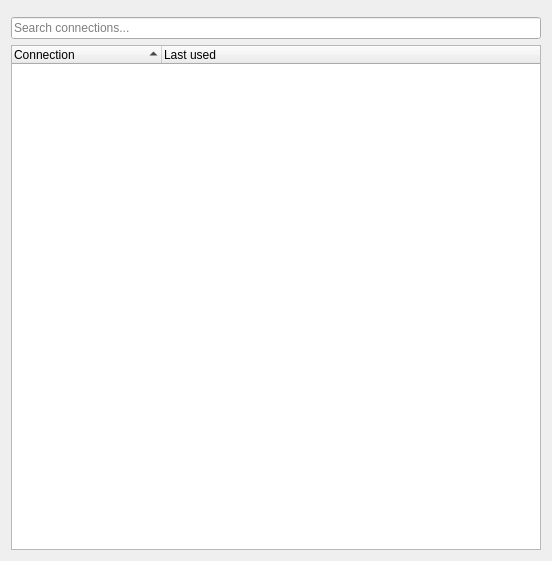
The window that editor/ui/connectioneditor.ui (KDE/plasma-nm) describes before a commit, drawn with Qt 5.
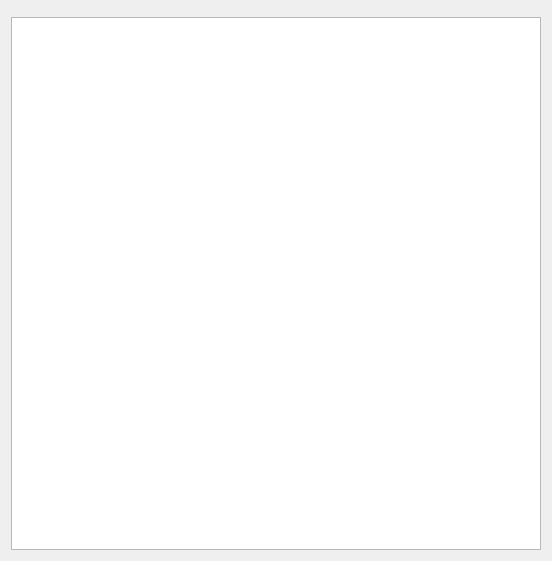
The same window after the commit. Custom widgets are drawn as their Qt base class.

Diff of the .ui file:
```diff
--- a/editor/ui/connectioneditor.ui
+++ b/editor/ui/connectioneditor.ui
@@ -23,31 +23,32 @@
    <item>
     <widget class="KMessageWidget" name="messageWidget" native="true"/>
    </item>
-   <item>
+<!--   <item>
     <widget class="KTreeWidgetSearchLine" name="ktreewidgetsearchline">
      <property name="placeholderText">
       <string>Search connections...</string>
      </property>
     </widget>
-   </item>
+   </item>-->
    <item>
-    <widget class="QTreeWidget" name="connectionsWidget">
+    <widget class="QTreeView" name="connectionsWidget">
      <property name="sizePolicy">
       <sizepolicy hsizetype="Expanding" vsizetype="Expanding">
        <horstretch>0</horstretch>
        <verstretch>0</verstretch>
       </sizepolicy>
      </property>
+     <property name="styleSheet">
+      <string notr="true">QTreeView::item {
+      </string>
+     </property>
      <property name="editTriggers">
       <set>QAbstractItemView::NoEditTriggers</set>
      </property>
      <property name="alternatingRowColors">
       <bool>true</bool>
      </property>
-     <property name="indentation">
-      <number>15</number>
-     </property>
-     <property name="uniformRowHeights">
+     <property name="rootIsDecorated">
       <bool>false</bool>
      </property>
      <property name="sortingEnabled">
@@ -56,43 +57,6 @@
      <property name="animated">
       <bool>true</bool>
      </property>
-     <property name="wordWrap">
-      <bool>false</bool>
-     </property>
-     <property name="headerHidden">
-      <bool>false</bool>
-     </property>
-     <attribute name="headerVisible">
-      <bool>true</bool>
-     </attribute>
-     <attribute name="headerCascadingSectionResizes">
-      <bool>false</bool>
-     </attribute>
-     <attribute name="headerDefaultSectionSize">
-      <number>150</number>
-     </attribute>
-     <attribute name="headerHighlightSections">
-      <bool>true</bool>
-     </attribute>
-     <attribute name="headerMinimumSectionSize">
-      <number>100</number>
-     </attribute>
-     <attribute name="headerShowSortIndicator" stdset="0">
-      <bool>true</bool>
-     </attribute>
-     <attribute name="headerStretchLastSection">
-      <bool>true</bool>
-     </attribute>
-     <column>
-      <property name="text">
-       <string>Connection</string>
-      </property>
-     </column>
-     <column>
-      <property name="text">
-       <string>Last used</string>
-      </property>
-     </column>
     </widget>
    </item>
   </layout>
```
Left out of the diff: 6 changed lines with no effect on the pictures.
